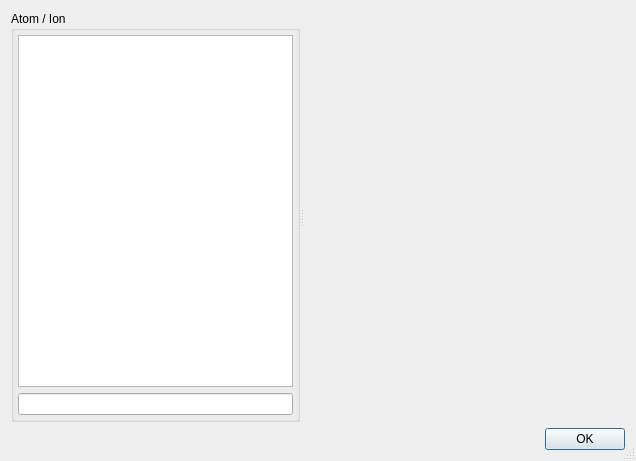
Before: the Qt Designer form ui/formfactors.ui in tweber-ill/frm_mirror-takin1, drawn with Qt 5.
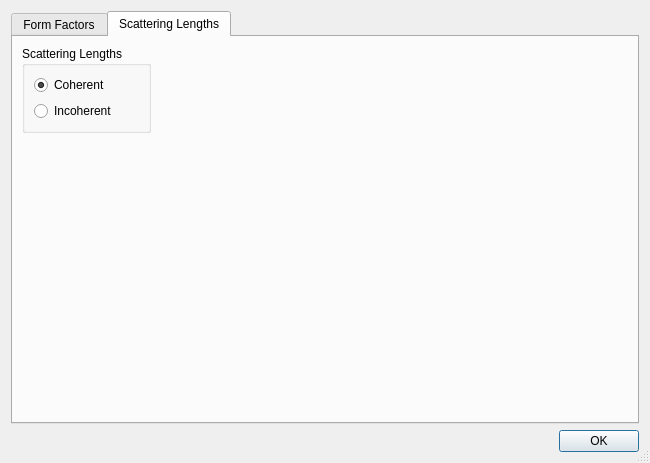
After: the same form once the commit is applied. The open tabs and pages were chosen to show the change. Custom widgets are drawn as their Qt base class.

Commit message: continued with scattering length dialog

Patch:
```diff
--- a/ui/formfactors.ui
+++ b/ui/formfactors.ui
@@ -6,8 +6,8 @@
    <rect>
     <x>0</x>
     <y>0</y>
-    <width>636</width>
-    <height>461</height>
+    <width>650</width>
+    <height>463</height>
    </rect>
   </property>
   <property name="windowTitle">
@@ -16,8 +16,18 @@
   <property name="sizeGripEnabled">
    <bool>true</bool>
   </property>
-  <layout class="QGridLayout" name="gridLayout">
+  <layout class="QGridLayout" name="gridLayout_3">
    <item row="0" column="0" colspan="2">
+    <widget class="QTabWidget" name="tabWidget">
+     <property name="currentIndex">
+      <number>0</number>
+     </property>
+     <widget class="QWidget" name="tabFF">
+      <attribute name="title">
+       <string>Form Factors</string>
+      </attribute>
+      <layout class="QGridLayout" name="gridLayout">
+       <item row="0" column="0">
     <widget class="QSplitter" name="splitter">
      <property name="orientation">
       <enum>Qt::Horizontal</enum>
@@ -68,6 +78,66 @@
         <verstretch>0</verstretch>
        </sizepolicy>
       </property>
+         </widget>
+        </widget>
+       </item>
+      </layout>
+     </widget>
+     <widget class="QWidget" name="tabSc">
+      <attribute name="title">
+       <string>Scattering Lengths</string>
+      </attribute>
+      <layout class="QGridLayout" name="gridLayout_5">
+       <item row="0" column="0">
+        <widget class="QGroupBox" name="groupBox_2">
+         <property name="title">
+          <string>Scattering Lengths</string>
+         </property>
+         <layout class="QGridLayout" name="gridLayout_4">
+          <item row="0" column="0">
+           <widget class="QRadioButton" name="radioCoherent">
+            <property name="text">
+             <string>Coherent</string>
+            </property>
+            <property name="checked">
+             <bool>true</bool>
+            </property>
+           </widget>
+          </item>
+          <item row="1" column="0">
+           <widget class="QRadioButton" name="radioIncoherent">
+            <property name="text">
+             <string>Incoherent</string>
+            </property>
+           </widget>
+          </item>
+         </layout>
+        </widget>
+       </item>
+       <item row="0" column="1" rowspan="2">
+        <widget class="QwtPlot" name="plotSc">
+         <property name="sizePolicy">
+          <sizepolicy hsizetype="Preferred" vsizetype="Preferred">
+           <horstretch>3</horstretch>
+           <verstretch>0</verstretch>
+          </sizepolicy>
+         </property>
+        </widget>
+       </item>
+       <item row="1" column="0">
+        <spacer name="verticalSpacer">
+         <property name="orientation">
+          <enum>Qt::Vertical</enum>
+         </property>
+         <property name="sizeHint" stdset="0">
+          <size>
+           <width>20</width>
+           <height>276</height>
+          </size>
+         </property>
+        </spacer>
+       </item>
+      </layout>
      </widget>
     </widget>
    </item>
```
Left out of the diff: 2 changed lines with no effect on the pictures. Lines whose indentation alone changed are shown as unchanged. The commit also changes 10 other files.
